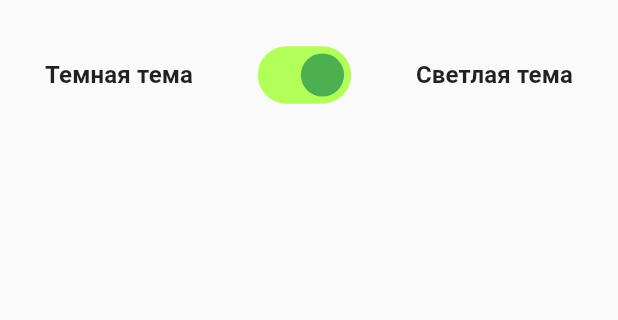
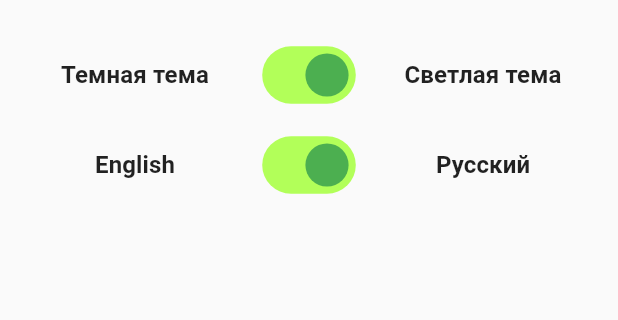
Before and after one commit to lera18a/dio_http_example, a Flutter app: the GlobalUIPage screen opened directly, after a tap on the "settings" icon, on a phone screen of 412 x 824 dp, the part 84-404 px from its top. Run offline on Flutter 3.47's test engine with Material 3 defaults, Android fonts, the phone set to English and light mode, and no system bars; our stand-ins replace bloc, dio, dropdown_search, flutter_bloc, flutter_native_splash, google_fonts; network calls fail.

Commit message:
update the app architecture

```diff
--- a/lib/appbar/icons/assets_icon.dart
+++ b/lib/ui/global_ui_appbar/icons/assets_icon.dart
@@ -1,4 +1,4 @@
-import 'package:dio_http_example/ui/theme/theme_settings_page.dart';
+import 'package:dio_http_example/ui/ui_pages/settings_page.dart';
 import 'package:flutter/material.dart';
 
 class AssetsIcon extends StatefulWidget {
@@ -15,7 +15,7 @@ class _AssetsIconState extends State<AssetsIcon> {
       onPressed: () {
         Navigator.push(
           context,
-          MaterialPageRoute(builder: (context) => ThemeSettingsPage()),
+          MaterialPageRoute(builder: (context) => SettingsPage()),
         );
       },
       icon: Icon(Icons.settings),
--- a/lib/ui/ui_models/holidays_button.dart
+++ b/lib/ui/search_holidays_button.dart
@@ -1,7 +1,8 @@
+import 'package:dio_http_example/extensions/build_context_extensions.dart';
 import 'package:flutter/material.dart';
 
-class HolidaysButton extends StatelessWidget {
-  const HolidaysButton({super.key, required this.onPressed});
+class SearchHolidaysButton extends StatelessWidget {
+  const SearchHolidaysButton({super.key, required this.onPressed});
   final void Function() onPressed;
   @override
   Widget build(BuildContext context) {
@@ -17,7 +18,7 @@ class HolidaysButton extends StatelessWidget {
       ),
       onPressed: onPressed,
       child: Text(
-        'Вывести праздники',
+        context.i18n.searchHolidays,
         style: theme.textTheme.bodyMedium?.copyWith(
           color: theme.colorScheme.onPrimary,
           fontWeight: FontWeight.w600,
--- /dev/null
+++ b/lib/ui/switchs/switch_language/switch_language.dart
@@ -0,0 +1,36 @@
+import 'package:dio_http_example/bloc/bloc_language/language_bloc.dart';
+import 'package:flutter/material.dart';
+import 'package:flutter_bloc/flutter_bloc.dart';
+
+class SwitchLanguage extends StatefulWidget {
+  const SwitchLanguage({super.key});
+
+  @override
+  State<SwitchLanguage> createState() => _SwitchLanguageState();
+}
+
+class _SwitchLanguageState extends State<SwitchLanguage> {
+  bool isSwitched = false;
+  @override
+  Widget build(BuildContext context) {
+    return BlocBuilder<LanguageBloc, LanguageState>(
+      builder: (context, state) {
+        return SizedBox(
+          width: 80,
+          height: 40,
+          child: Transform.scale(
+            scale: 1.2,
+            child: Switch(
+              value: state.local.languageCode == 'ru',
+              onChanged: (value) {
+                context.read<LanguageBloc>().add(ToggleLanguageEvent());
+              },
+              activeTrackColor: Colors.lightGreenAccent,
+              activeThumbColor: Colors.green,
+            ),
+          ),
+        );
+      },
+    );
+  }
+}
--- a/lib/ui/theme/theme_models/switch_model.dart
+++ b/lib/ui/switchs/switch_theme/switch_theme.dart
@@ -2,14 +2,14 @@ import 'package:dio_http_example/bloc/bloc_theme/theme_bloc.dart';
 import 'package:flutter/material.dart';
 import 'package:flutter_bloc/flutter_bloc.dart';
 
-class SwitchModel extends StatefulWidget {
-  const SwitchModel({super.key});
+class SwitchThemeSettings extends StatefulWidget {
+  const SwitchThemeSettings({super.key});
 
   @override
-  State<SwitchModel> createState() => _SwitchModelState();
+  State<SwitchThemeSettings> createState() => _SwitchThemeSettingsState();
 }
 
-class _SwitchModelState extends State<SwitchModel> {
+class _SwitchThemeSettingsState extends State<SwitchThemeSettings> {
   bool isSwitched = false;
   @override
   Widget build(BuildContext context) {
--- a/lib/ui/theme/theme_settings_page.dart
+++ /dev/null
@@ -1,48 +0,0 @@
-import 'package:dio_http_example/bloc/bloc_theme/theme_bloc.dart';
-import 'package:dio_http_example/ui/theme/theme_models/switch_model.dart';
-import 'package:flutter/material.dart';
-import 'package:flutter_bloc/flutter_bloc.dart';
-
-class ThemeSettingsPage extends StatefulWidget {
-  const ThemeSettingsPage({super.key});
-
-  @override
-  State<ThemeSettingsPage> createState() => _ThemeSettingsPageState();
-}
-
-class _ThemeSettingsPageState extends State<ThemeSettingsPage> {
-  @override
-  Widget build(BuildContext context) {
-    return BlocBuilder<ThemeBloc, ThemeState>(
-      builder: (context, state) {
-        return Scaffold(
-          appBar: AppBar(title: const Text('Настройка темы')),
-          body: SafeArea(
-            child: Padding(
-              padding: const EdgeInsets.all(30.0),
-              child: Column(
-                mainAxisSize: MainAxisSize.min,
-                children: [
-                  Row(
-                    mainAxisAlignment: MainAxisAlignment.spaceBetween,
-                    children: [
-                      Text(
-                        'Темная тема',
-                        style: Theme.of(context).textTheme.titleSmall,
-                      ),
-                      SwitchModel(),
-                      Text(
-                        'Светлая тема',
-                        style: Theme.of(context).textTheme.titleSmall,
-                      ),
-                    ],
-                  ),
-                ],
-              ),
-            ),
-          ),
-        );
-      },
-    );
-  }
-}
--- a/lib/ui/ui_models/list_view_model.dart
+++ b/lib/ui/ui_models/list_view_model.dart
@@ -1,4 +1,4 @@
-import 'package:dio_http_example/ui/ui_holiday_page.dart';
+import 'package:dio_http_example/ui/ui_pages/ui_holiday_page.dart';
 import 'package:flutter/widgets.dart';
 
 import '../../api_models/api_holidays/api_holiday.dart';
--- /dev/null
+++ b/lib/ui/ui_models/switch_model.dart
@@ -0,0 +1,48 @@
+import 'package:flutter/material.dart';
+
+class SwitchModel extends StatelessWidget {
+  const SwitchModel({
+    super.key,
+    required this.text1,
+    required this.text2,
+    required this.switchWidget,
+  });
+  final String text1;
+  final String text2;
+  final Widget switchWidget;
+
+  @override
+  Widget build(BuildContext context) {
+    return Column(
+      children: [
+        Row(
+          mainAxisAlignment: MainAxisAlignment.center,
+          children: [
+            Expanded(
+              child: Align(
+                alignment: Alignment.center,
+                child: Text(
+                  text1,
+                  style: Theme.of(context).textTheme.titleSmall,
+                ),
+              ),
+            ),
+            Padding(
+              padding: const EdgeInsets.symmetric(horizontal: 16.0),
+              child: switchWidget,
+            ),
+            Expanded(
+              child: Align(
+                alignment: Alignment.center,
+                child: Text(
+                  text2,
+                  style: Theme.of(context).textTheme.titleSmall,
+                ),
+              ),
+            ),
+          ],
+        ),
+      ],
+    );
+  }
+}
--- a/lib/ui/global_ui_page.dart
+++ b/lib/ui/ui_pages/global_ui_page.dart
@@ -2,14 +2,14 @@ import 'package:dio_http_example/bloc/bloc_holidays/holidays_bloc.dart';
 import 'package:dio_http_example/bloc/bloc_theme/theme_bloc.dart';
 import 'package:dio_http_example/ui/dropdowns/dropdown_country_page.dart';
 import 'package:dio_http_example/ui/dropdowns/dropdown_month_page.dart';
-import 'package:dio_http_example/ui/ui_models/holidays_view_page.dart';
+import 'package:dio_http_example/ui/ui_pages/holidays_view_page.dart';
 import 'package:flutter/material.dart';
 import 'package:flutter_bloc/flutter_bloc.dart';
-import '../api_models/api_holidays/api_holiday_type/holiday_type.dart';
-import 'dropdowns/dropdown_type_page.dart';
-import 'dropdowns/dropdown_year_page.dart';
-import '../appbar/icons/assets_icon.dart';
-import 'ui_models/holidays_button.dart';
+import '../../api_models/api_holidays/api_holiday_type/holiday_type.dart';
+import '../dropdowns/dropdown_type_page.dart';
+import '../dropdowns/dropdown_year_page.dart';
+import '../global_ui_appbar/icons/assets_icon.dart';
+import '../search_holidays_button.dart';
 
 class GlobalUIPage extends StatelessWidget {
   const GlobalUIPage({super.key});
@@ -97,7 +97,7 @@ class GlobalUIPage extends StatelessWidget {
                         typesList: HolidayType.values.toList(),
                       ),
                       Spacer(),
-                      HolidaysButton(
+                      SearchHolidaysButton(
                         key: Key(searchButtomKey),
                         onPressed: () {
                           context.read<HolidaysBloc>().add(
```
Also changed, not shown: lib/ui/splash_screen.dart (deleted, +0 -52 lines), lib/ui/ui_holiday_page.dart (deleted, +0 -40 lines), lib/ui/ui_models/holidays_view_page.dart (deleted, +0 -41 lines), 1 other file.
